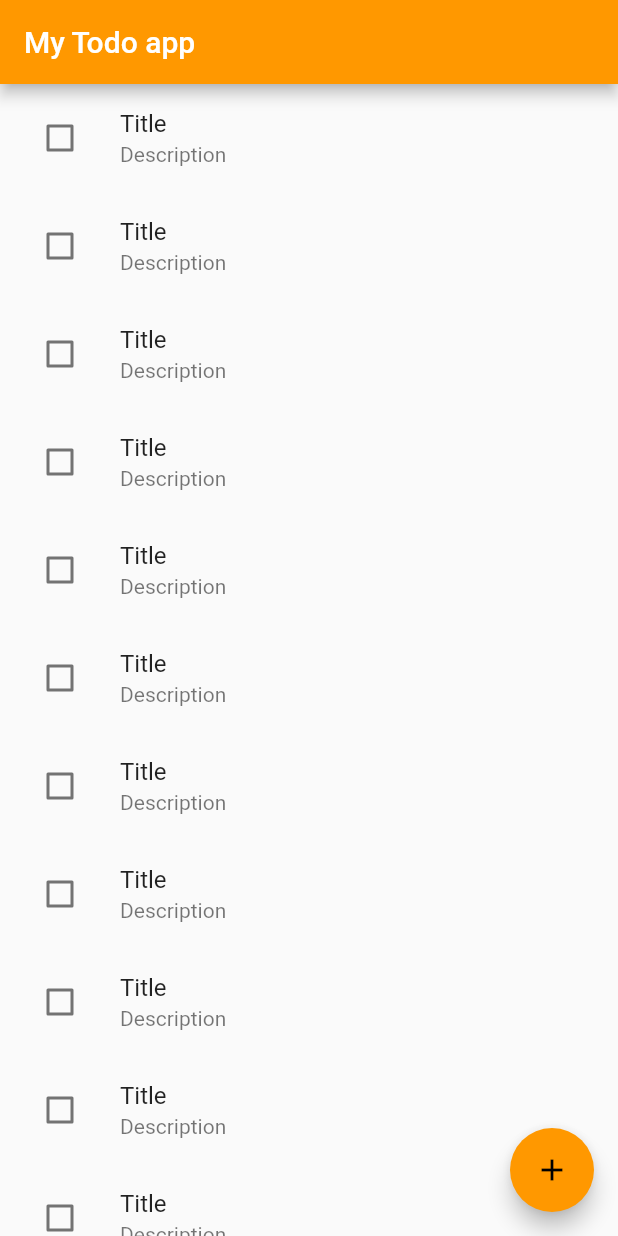
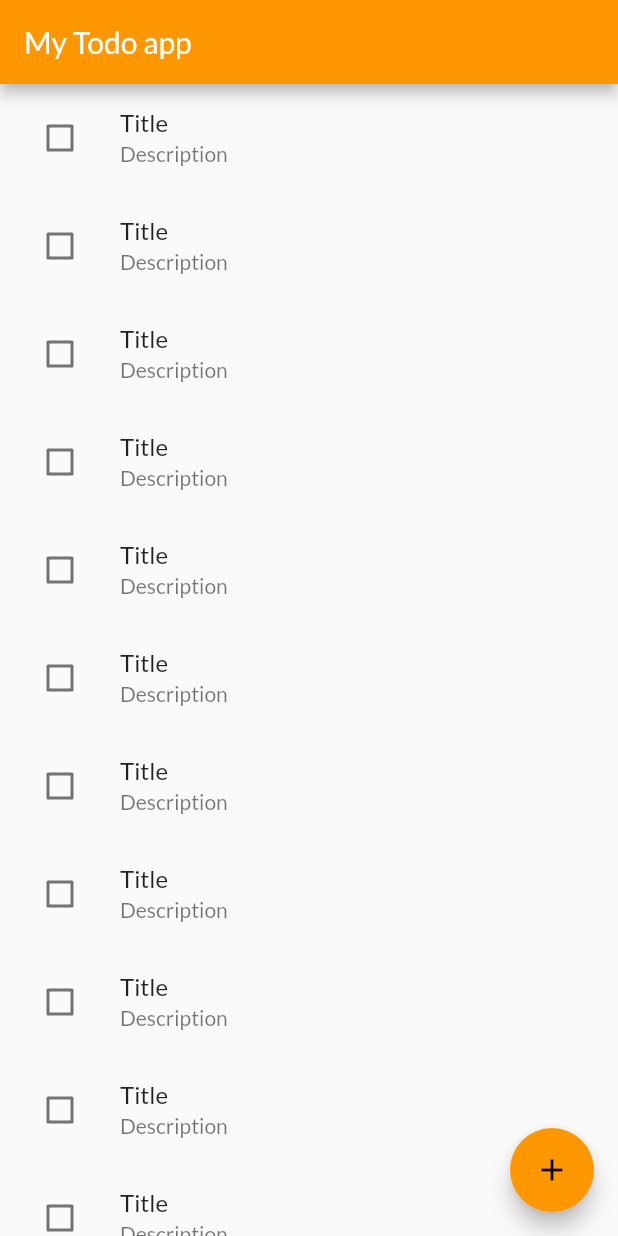
Before and after one commit to Skooldio/building-hybrid-applications-with-flutter-todo-app, a Flutter app: the screen it shows after launch, on a phone screen of 412 x 824 dp. Run offline on Flutter 3.47's test engine with Material 2 defaults, Android fonts, the phone set to English and light mode, and no system bars; our stand-ins replace google_fonts.

Commit message:
update step 4

```diff
--- a/lib/main.dart
+++ b/lib/main.dart
@@ -1,4 +1,5 @@
 import 'package:flutter/material.dart';
+import 'package:google_fonts/google_fonts.dart';
 import 'package:todo_app/add_todo_page.dart';
 
 void main() {
@@ -15,6 +16,7 @@ class MyApp extends StatelessWidget {
       title: 'Flutter Demo',
       theme: ThemeData(
         primarySwatch: Colors.orange,
+        textTheme: GoogleFonts.latoTextTheme(),
         appBarTheme: const AppBarTheme(
           foregroundColor: Color(0xFFFFFFFF)
         )
--- a/pubspec.yaml
+++ b/pubspec.yaml
@@ -34,6 +34,7 @@ dependencies:
   # The following adds the Cupertino Icons font to your application.
   # Use with the CupertinoIcons class for iOS style icons.
   cupertino_icons: ^1.0.2
+  google_fonts: ^3.0.1
 
 dev_dependencies:
   flutter_test:
```
Also changed, not shown: pubspec.lock, 3 other files.
